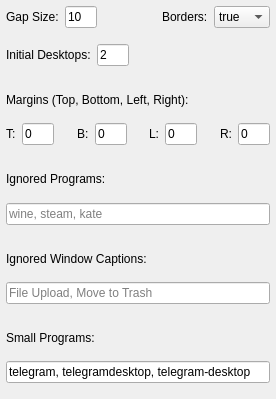
The window that contents/ui/config.ui (Jazqa/kwin-quarter-tiling) describes before a commit, drawn with Qt 5.
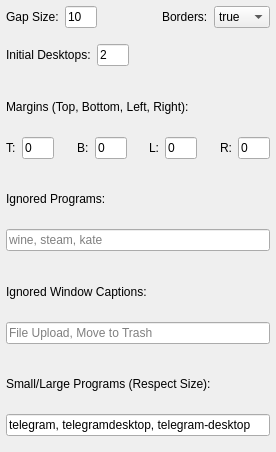
The same window after the commit.

Commit message: improved support for small and large clients (in theory all clients could be small or large and everything would still work)

```diff
--- a/contents/ui/config.ui
+++ b/contents/ui/config.ui
@@ -7,7 +7,7 @@
     <x>0</x>
     <y>0</y>
     <width>276</width>
-    <height>399</height>
+    <height>452</height>
    </rect>
   </property>
   <property name="windowTitle">
@@ -371,7 +371,7 @@
    <item>
     <widget class="QLabel" name="label_5">
      <property name="text">
-      <string>Small Programs:</string>
+      <string>Small/Large Programs (Respect Size):</string>
      </property>
     </widget>
    </item>
```
Left out of the diff: 2 changed lines with no effect on the pictures. The commit also changes 2 other files.
